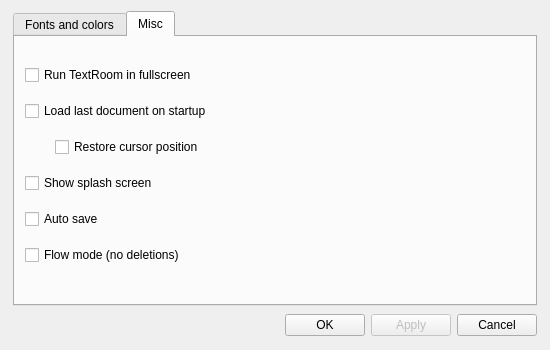
Qt form ui/optionsdialog.ui (dbuksbaum/TextRoom) before a commit.
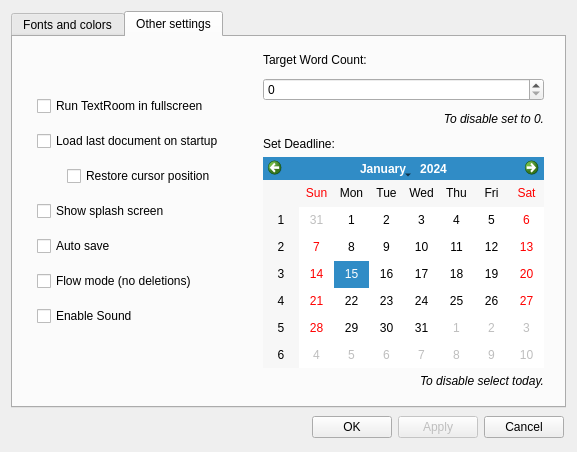
The same form after that commit. The open tabs and pages were chosen to show the change.

```diff
--- a/ui/optionsdialog.ui
+++ b/ui/optionsdialog.ui
@@ -5,8 +5,8 @@
    <rect>
     <x>0</x>
     <y>0</y>
-    <width>550</width>
-    <height>350</height>
+    <width>577</width>
+    <height>452</height>
    </rect>
   </property>
   <property name="sizePolicy" >
@@ -17,7 +17,7 @@
   </property>
   <property name="minimumSize" >
    <size>
-    <width>550</width>
+    <width>540</width>
     <height>350</height>
    </size>
   </property>
@@ -39,22 +39,6 @@
   <layout class="QVBoxLayout" >
    <item>
     <layout class="QHBoxLayout" >
-     <item>
-      <spacer>
-       <property name="orientation" >
-        <enum>Qt::Horizontal</enum>
-       </property>
-       <property name="sizeType" >
-        <enum>QSizePolicy::Minimum</enum>
-       </property>
-       <property name="sizeHint" >
-        <size>
-         <width>2</width>
-         <height>20</height>
-        </size>
-       </property>
-      </spacer>
-     </item>
      <item>
       <widget class="QTabWidget" name="tabWidget" >
        <property name="sizePolicy" >
@@ -69,6 +53,9 @@
          <height>16777215</height>
         </size>
        </property>
+       <property name="layoutDirection" >
+        <enum>Qt::LeftToRight</enum>
+       </property>
        <property name="currentIndex" >
         <number>0</number>
        </property>
@@ -76,13 +63,13 @@
         <attribute name="title" >
          <string>Fonts and colors</string>
         </attribute>
-        <widget class="QWidget" name="" >
+        <widget class="QWidget" name="layoutWidget" >
          <property name="geometry" >
           <rect>
            <x>10</x>
            <y>12</y>
            <width>415</width>
-           <height>224</height>
+           <height>316</height>
           </rect>
          </property>
          <layout class="QVBoxLayout" >
@@ -297,7 +284,7 @@
             <property name="sizeType" >
              <enum>QSizePolicy::Fixed</enum>
             </property>
-            <property name="sizeHint" >
+            <property name="sizeHint" stdset="0" >
              <size>
               <width>413</width>
               <height>20</height>
@@ -465,12 +452,9 @@
              </widget>
             </item>
             <item>
-             <widget class="QLabel" name="scrollBarColorLabel" >
-              <property name="enabled" >
-               <bool>true</bool>
-              </property>
+             <widget class="QLabel" name="label" >
               <property name="text" >
-               <string>Progress slider buttons color</string>
+               <string>Statusbar Background</string>
               </property>
              </widget>
             </item>
@@ -490,19 +474,33 @@
         </widget>
        </widget>
        <widget class="QWidget" name="tab_2" >
+        <property name="geometry" >
+         <rect>
+          <x>0</x>
+          <y>0</y>
+          <width>553</width>
+          <height>368</height>
+         </rect>
+        </property>
         <attribute name="title" >
-         <string>Misc</string>
+         <string>Other settings</string>
         </attribute>
         <widget class="QWidget" name="layoutWidget" >
          <property name="geometry" >
           <rect>
-           <x>10</x>
-           <y>18</y>
-           <width>198</width>
-           <height>221</height>
+           <x>20</x>
+           <y>50</y>
+           <width>201</width>
+           <height>251</height>
           </rect>
          </property>
          <layout class="QVBoxLayout" >
+          <property name="spacing" >
+           <number>10</number>
+          </property>
+          <property name="margin" >
+           <number>4</number>
+          </property>
           <item>
            <widget class="QCheckBox" name="fullScreenCheckBox" >
             <property name="text" >
@@ -577,27 +575,130 @@
             </property>
            </widget>
           </item>
+          <item>
+           <widget class="QCheckBox" name="soundCheckBox" >
+            <property name="text" >
+             <string>Enable Sound</string>
+            </property>
+            <property name="checked" >
+             <bool>false</bool>
+            </property>
+           </widget>
+          </item>
+         </layout>
+        </widget>
+        <widget class="QWidget" name="verticalLayoutWidget" >
+         <property name="geometry" >
+          <rect>
+           <x>250</x>
+           <y>10</y>
+           <width>281</width>
+           <height>84</height>
+          </rect>
+         </property>
+         <layout class="QVBoxLayout" name="verticalLayout" >
+          <item>
+           <layout class="QHBoxLayout" name="horizontalLayout" >
+            <item>
+             <widget class="QLabel" name="label_2" >
+              <property name="text" >
+               <string>Target Word Count:</string>
+              </property>
+             </widget>
+            </item>
+           </layout>
+          </item>
+          <item>
+           <layout class="QHBoxLayout" name="horizontalLayout_2" >
+            <item>
+             <widget class="QSpinBox" name="wordCountSpinBox" >
+              <property name="maximum" >
+               <number>200000</number>
+              </property>
+              <property name="singleStep" >
+               <number>50</number>
+              </property>
+             </widget>
+            </item>
+           </layout>
+          </item>
+          <item>
+           <layout class="QHBoxLayout" name="horizontalLayout_4" >
+            <item>
+             <widget class="QLabel" name="label_3" >
+              <property name="font" >
+               <font>
+                <italic>true</italic>
+               </font>
+              </property>
+              <property name="text" >
+               <string>To disable set to 0.</string>
+              </property>
+              <property name="alignment" >
+               <set>Qt::AlignRight|Qt::AlignTrailing|Qt::AlignVCenter</set>
+              </property>
+             </widget>
+            </item>
+           </layout>
+          </item>
+         </layout>
+        </widget>
+        <widget class="QWidget" name="verticalLayoutWidget_2" >
+         <property name="geometry" >
+          <rect>
+           <x>250</x>
+           <y>100</y>
+           <width>281</width>
+           <height>251</height>
+          </rect>
+         </property>
+         <layout class="QVBoxLayout" name="verticalLayout_2" >
+          <item>
+           <layout class="QHBoxLayout" name="horizontalLayout_5" >
+            <item>
+             <widget class="QLabel" name="label_4" >
+              <property name="text" >
+               <string>Set Deadline:</string>
+              </property>
+             </widget>
+            </item>
+           </layout>
+          </item>
+          <item>
+           <layout class="QHBoxLayout" name="horizontalLayout_6" >
+            <item>
+             <widget class="QCalendarWidget" name="calendarWidget" >
+              <property name="locale" >
+               <locale country="UnitedStates" language="English" />
+              </property>
+             </widget>
+            </item>
+           </layout>
+          </item>
+          <item>
+           <layout class="QHBoxLayout" name="horizontalLayout_7" >
+            <item>
+             <widget class="QLabel" name="label_5" >
+              <property name="font" >
+               <font>
+                <italic>true</italic>
+               </font>
+              </property>
+              <property name="text" >
+               <string>To disable select today.</string>
+              </property>
+              <property name="alignment" >
+               <set>Qt::AlignRight|Qt::AlignTrailing|Qt::AlignVCenter</set>
+              </property>
+             </widget>
+            </item>
+           </layout>
+          </item>
          </layout>
         </widget>
        </widget>
       </widget>
      </item>
-     <item>
-      <spacer>
-       <property name="orientation" >
-        <enum>Qt::Horizontal</enum>
-       </property>
-       <property name="sizeType" >
-        <enum>QSizePolicy::Minimum</enum>
-       </property>
-       <property name="sizeHint" >
-        <size>
-         <width>2</width>
-         <height>20</height>
-        </size>
-       </property>
-      </spacer>
-     </item>
     </layout>
    </item>
    <item>
@@ -610,7 +711,7 @@
        <property name="sizeType" >
         <enum>QSizePolicy::Expanding</enum>
        </property>
-       <property name="sizeHint" >
+       <property name="sizeHint" stdset="0" >
         <size>
          <width>261</width>
          <height>27</height>
@@ -650,7 +751,7 @@
        <property name="sizeType" >
         <enum>QSizePolicy::Minimum</enum>
        </property>
-       <property name="sizeHint" >
+       <property name="sizeHint" stdset="0" >
         <size>
          <width>2</width>
          <height>27</height>
```
Left out of the diff: 115 changed lines with no effect on the pictures.
